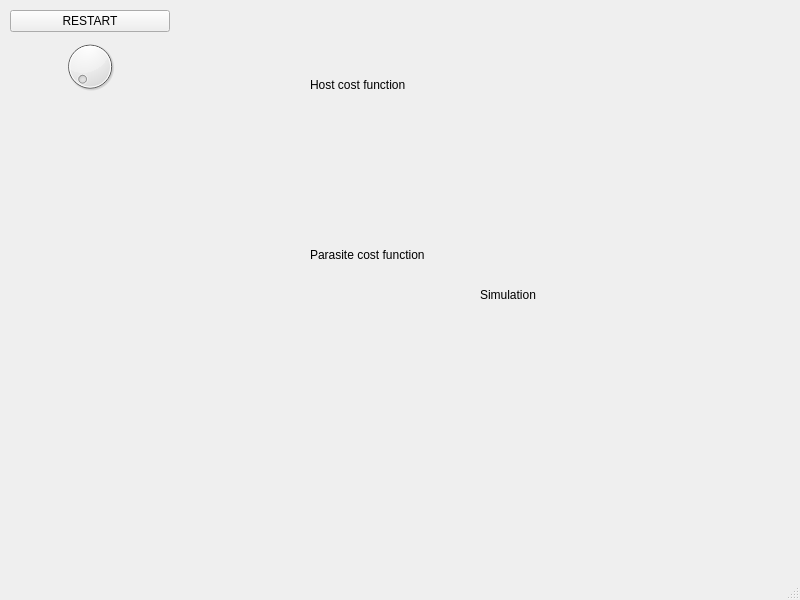
Above: app/interface/redking.ui from nebogeo/red-king before the change. Below: the same form after it.
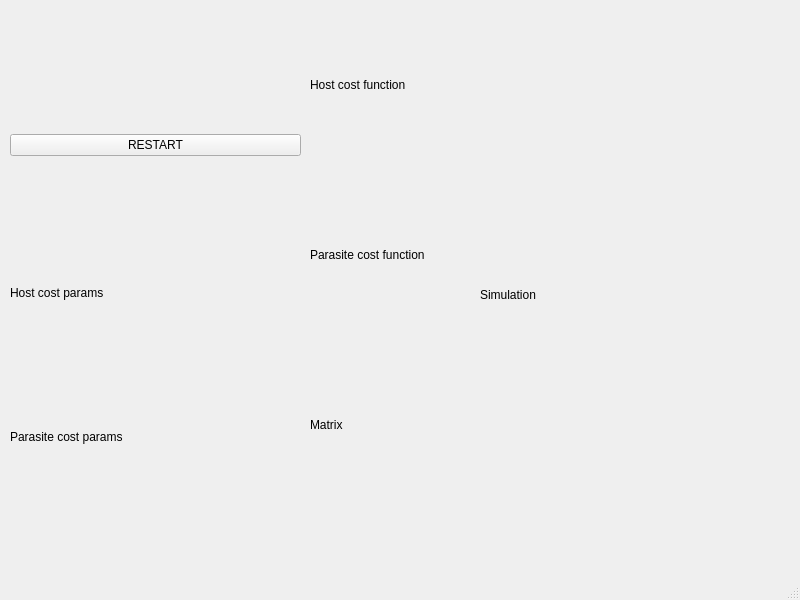
That is the form after the change.

Commit message: crash fixes and matrix view added

The edit to the form file:
```diff
--- a/app/interface/redking.ui
+++ b/app/interface/redking.ui
@@ -19,8 +19,8 @@
      <rect>
       <x>10</x>
       <y>10</y>
-      <width>160</width>
-      <height>85</height>
+      <width>291</width>
+      <height>561</height>
      </rect>
     </property>
     <layout class="QVBoxLayout" name="verticalLayout">
@@ -32,7 +32,38 @@
       </widget>
      </item>
      <item>
-      <widget class="QDial" name="dial"/>
+      <layout class="QVBoxLayout" name="host_params_holder">
+       <item>
+        <widget class="QLabel" name="label_4">
+         <property name="sizePolicy">
+          <sizepolicy hsizetype="Preferred" vsizetype="Fixed">
+           <horstretch>0</horstretch>
+           <verstretch>0</verstretch>
+          </sizepolicy>
+         </property>
+         <property name="text">
+          <string>Host cost params</string>
+         </property>
+        </widget>
+       </item>
+      </layout>
+     </item>
+     <item>
+      <layout class="QVBoxLayout" name="parasite_params_holder">
+       <item>
+        <widget class="QLabel" name="label_6">
+         <property name="sizePolicy">
+          <sizepolicy hsizetype="Preferred" vsizetype="Fixed">
+           <horstretch>0</horstretch>
+           <verstretch>0</verstretch>
+          </sizepolicy>
+         </property>
+         <property name="text">
+          <string>Parasite cost params</string>
+         </property>
+        </widget>
+       </item>
+      </layout>
      </item>
     </layout>
    </widget>
@@ -111,6 +142,31 @@
      </item>
     </layout>
    </widget>
+   <widget class="QWidget" name="verticalLayoutWidget_5">
+    <property name="geometry">
+     <rect>
+      <x>310</x>
+      <y>340</y>
+      <width>171</width>
+      <height>171</height>
+     </rect>
+    </property>
+    <layout class="QVBoxLayout" name="matrix_holder">
+     <item>
+      <widget class="QLabel" name="label_5">
+       <property name="sizePolicy">
+        <sizepolicy hsizetype="Preferred" vsizetype="Fixed">
+         <horstretch>0</horstretch>
+         <verstretch>0</verstretch>
+        </sizepolicy>
+       </property>
+       <property name="text">
+        <string>Matrix</string>
+       </property>
+      </widget>
+     </item>
+    </layout>
+   </widget>
   </widget>
   <widget class="QStatusBar" name="statusbar"/>
  </widget>
```
Left out of the diff: 2 changed lines with no effect on the pictures. The commit also changes 17 other files.
